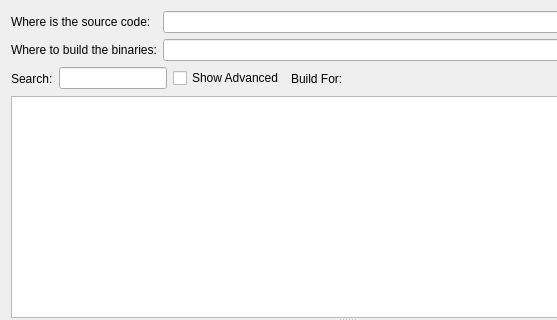
Kitware/CMake, file Source/QtDialog/CMakeSetupDialog.ui: the form before one commit; both pictures show x 0 to 557 and y 0 to 320 of the 693 by 582 pixel window.
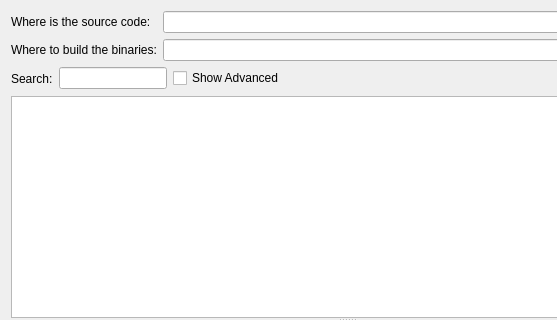
The form after the commit. Custom widgets are drawn as their Qt base class.

Commit message: ENH:  clarify label for current generator.

```diff
--- a/Source/QtDialog/CMakeSetupDialog.ui
+++ b/Source/QtDialog/CMakeSetupDialog.ui
@@ -92,9 +92,6 @@
      </item>
      <item>
       <widget class="QLabel" name="Generator" >
-       <property name="text" >
-        <string>Build For:</string>
-       </property>
       </widget>
      </item>
      <item>
```
The commit also changes 1 other file.
